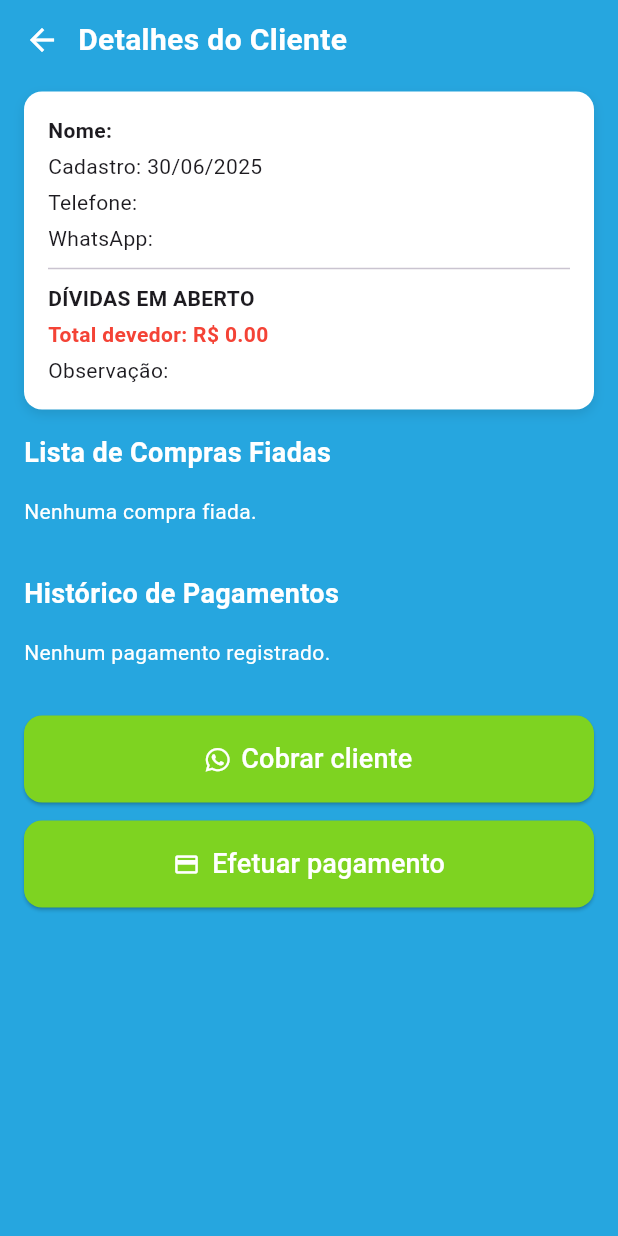
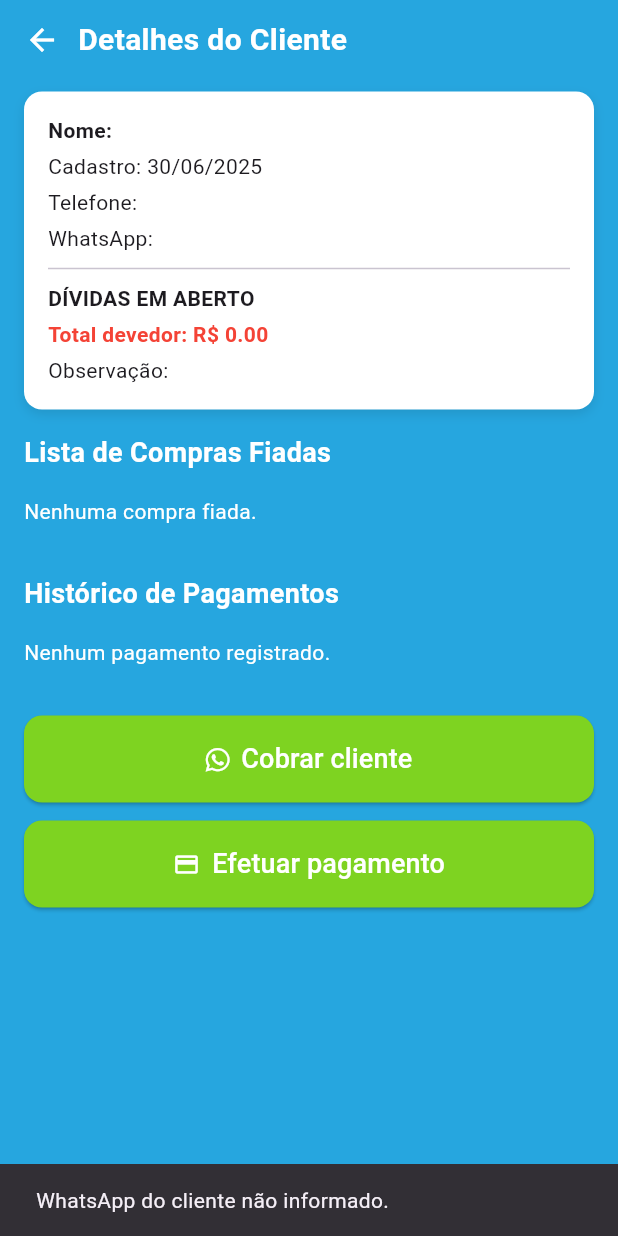
Before and after one commit to Lvitorzz/vendaiapp, a Flutter app: the DetalhesClienteView screen opened directly with empty values, after a tap on "Cobrar cliente", on a phone screen of 412 x 824 dp. Run offline on Flutter 3.47's test engine with Material 3 defaults, Android fonts, the phone set to English and light mode, and no system bars; our stand-ins replace cloud_firestore, firebase_core, font_awesome_flutter; accounts and stored records are empty.

Commit message:
Adcionada, no arquivo AndroidManifest.xml, a permissão para abrir o aplicativo do Whatsapp do dispositivo do usuário e corrigido o problema de não enviar a cobrança via Whatsapp.

```diff
--- a/lib/views/detalhes_cliente_view.dart
+++ b/lib/views/detalhes_cliente_view.dart
@@ -245,13 +245,26 @@ class _DetalhesClienteViewState extends State<DetalhesClienteView> {
   }
 
   Future<void> cobrarClienteNoWhatsapp() async {
-    final numero = widget.cliente.whatsapp?.replaceAll(RegExp(r'\D'), '');
-    if (numero == null || numero.isEmpty) return;
-    final restante = (_totalFiado - _totalPago).toStringAsFixed(2);
-    final msg = Uri.encodeComponent("Olá ${widget.cliente.nome}, seu saldo pendente é R\$ $restante.");
-    final uri = Uri.parse("https://wa.me/$numero?text=$msg");
-    if (await canLaunchUrl(uri)) await launchUrl(uri, mode: LaunchMode.externalApplication);
-    else ScaffoldMessenger.of(context).showSnackBar(const SnackBar(content: Text("Não foi possível abrir o WhatsApp.")));
+    final telefoneBruto = widget.cliente.whatsapp;
+    if (telefoneBruto == null || telefoneBruto.trim().isEmpty) {
+      ScaffoldMessenger.of(context).showSnackBar(
+        const SnackBar(content: Text('WhatsApp do cliente não informado.')),
+      );
+      return;
+    }
+
+    final numero = '55${telefoneBruto.replaceAll(RegExp(r'\D'), '')}';
+    final restante = (_totalFiado - _totalPago).toStringAsFixed(2).replaceAll('.', ',');
+    final mensagem = Uri.encodeComponent("Olá ${widget.cliente.nome}, seu saldo pendente é R\$ $restante.");
+    final uri = Uri.parse('whatsapp://send?phone=$numero&text=$mensagem');
+
+    if (await canLaunchUrl(uri)) {
+      await launchUrl(uri, mode: LaunchMode.externalApplication);
+    } else {
+      ScaffoldMessenger.of(context).showSnackBar(
+        const SnackBar(content: Text('Não foi possível abrir o WhatsApp.')),
+      );
+    }
   }
 
   void _scrollToBottom() {
```
Also changed, not shown: 1 other file.
